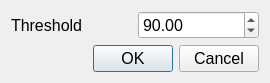
First picture: the form in hw3/SimplePaint/smaskdialog.ui, repository otakusaikou/2016-631-M8210, before the edit.
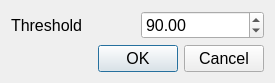
Second picture: the form after the edit.

Diff of the .ui file:
```diff
--- a/hw3/SimplePaint/smaskdialog.ui
+++ b/hw3/SimplePaint/smaskdialog.ui
@@ -6,8 +6,8 @@
    <rect>
     <x>0</x>
     <y>0</y>
-    <width>270</width>
-    <height>77</height>
+    <width>275</width>
+    <height>80</height>
    </rect>
   </property>
   <property name="windowTitle">
```
